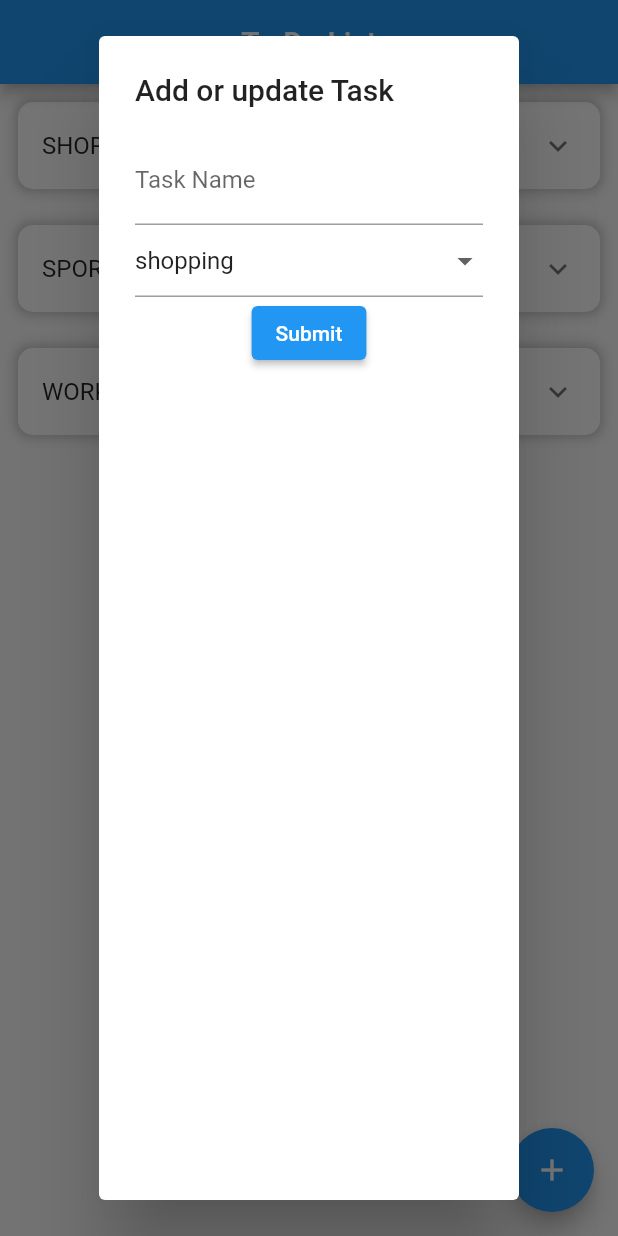
After one commit to Daymortel/flutter-todo-list, a Flutter app: the screen it shows after launch, after a tap on the "add" icon, on a phone screen of 412 x 824 dp. The commit adds this screen. Run offline on Flutter 3.47's test engine with Material 2 defaults, Android fonts, the phone set to English and light mode, and no system bars.

Commit message:
update 13h45

```diff
--- a/lib/classes/todo_list.dart
+++ b/lib/classes/todo_list.dart
@@ -8,6 +8,10 @@ abstract class Task {
   CategoryEnum category;
 
   Task(this.name, this.category);
+  void fromTask(Task task) {
+    name = task.name;
+    category = task.category;
+  }
 
   @override
   String toString() {
--- a/lib/main.dart
+++ b/lib/main.dart
@@ -17,7 +17,8 @@ class MyApp extends StatelessWidget {
       theme: ThemeData(
         primarySwatch: Colors.blue
       ),
-      home: MyFormPage(title: 'Mon premier formulaire')
+      home: MyHomePage(title: title),
+      // home: MyFormPage(title: 'Mon premier formulaire')
     );
   }
 }
--- /dev/null
+++ b/lib/widgets/add_or_update_task.dart
@@ -0,0 +1,85 @@
+import 'package:exo3/classes/todo_list.dart';
+import 'package:flutter/material.dart';
+
+class AddOrUpdateTaskPage extends StatefulWidget {
+  final Task? task;
+  AddOrUpdateTaskPage({ super.key, this.task });
+
+  @override
+  State<StatefulWidget> createState() => _AddOrUpdateTaskPageState();
+}
+
+class _AddOrUpdateTaskPageState extends State<AddOrUpdateTaskPage> {
+  final formKey = GlobalKey<FormState>();
+  final taskNameCtrl = TextEditingController();
+  final List<DropdownMenuItem> categoryItem = [];
+  CategoryEnum selectedCategory = CategoryEnum.values.first;
+
+  @override
+  void initState() {
+    categoryItem.addAll(
+      List.generate(
+        CategoryEnum.values.length,
+        (index) => DropdownMenuItem(
+          value: CategoryEnum.values[index],
+          child: Text(CategoryEnum.values[index].name)
+        )
+      )
+    );
+    taskNameCtrl.text = widget.task?.name ?? "";
+    if (widget.task != null) {
+      selectedCategory = widget.task!.category;
+    }
+    super.initState();
+  }
+
+  @override
+  Widget build(BuildContext context) {
+    return AlertDialog(
+      title: Text('Add or update Task'),
+      content: Form(
+        key: formKey,
+        child: Column(children: [
+        TextFormField(
+          decoration: InputDecoration(
+            labelText: 'Task Name',
+            hintText: 'Enter Task name'
+          ),
+          controller: taskNameCtrl,
+          validator: (value) {
+            if (value == null || value.isEmpty) {
+              return 'Please enter some text';
+            }
+            return null;
+          },
+        ),
+        DropdownButtonFormField(
+          value: selectedCategory,
+          items: categoryItem,
+          onChanged: (newValue) {
+            selectedCategory = newValue!;
+          },
+          validator: (value) => null,
+        ),
+        ElevatedButton(onPressed: () {
+          if (formKey.currentState!.validate()) {
+            Task? newTask = widget.task;
+            switch (selectedCategory) {
+              case CategoryEnum.shopping:
+                newTask = Shopping(taskNameCtrl.text);
+                break;
+              case CategoryEnum.sport:
+                newTask = Sport(taskNameCtrl.text);
+                break;
+              case CategoryEnum.work:
+                newTask = Work(taskNameCtrl.text);
+                break;
+            }
+            Navigator.pop(context, newTask);
+            ScaffoldMessenger.of(context).showSnackBar(SnackBar(content: Text('New task created')));
+          }
+        }, child: Text('Submit'))
+      ]),
+    ));
+  }
+}
--- a/lib/widgets/my_home_page.dart
+++ b/lib/widgets/my_home_page.dart
@@ -1,4 +1,5 @@
 import 'package:exo3/classes/todo_list.dart';
+import 'package:exo3/widgets/add_or_update_task.dart';
 import 'package:flutter/material.dart';
 
 class MyHomePage extends StatefulWidget {
@@ -45,6 +46,19 @@ class _MyHomePageState extends State<MyHomePage> {
                 },
               ),
               title: Text(task.name),
+              trailing: Wrap(spacing: 12, children: [
+                IconButton(
+                  icon: Icon(Icons.edit),
+                  onPressed: () => _addOrUpdateTask(task),
+                ),
+                IconButton(
+                    icon: Icon(Icons.delete),
+                    onPressed: () {
+                      setState(() {
+                        taskList.remove(task);
+                      });
+                    })
+              ]),
             ))
         .toList();
   }
@@ -73,10 +87,21 @@ class _MyHomePageState extends State<MyHomePage> {
               ]),
           child: ExpansionTile(
               title: Text(category.name.toUpperCase()),
-            children: internalContainerListView
-          )));
+              children: internalContainerListView)));
     }
     return result;
+  }
+
+  void _addOrUpdateTask([Task? task]) async {
+    Task newTask = await showDialog(
+        context: context, builder: (_) => AddOrUpdateTaskPage(task: task));
+    setState(() {
+      if (task != null) {
+        task.fromTask(newTask);
+      } else {
+        taskList.add(newTask);
+      }
+    });
   }
 
   @override
@@ -88,6 +113,11 @@ class _MyHomePageState extends State<MyHomePage> {
       ),
       body: ListView(
         children: _drawTodoList(),
-        ));
+      ),
+      floatingActionButton: FloatingActionButton(
+        child: Icon(Icons.add),
+        onPressed: () => _addOrUpdateTask(),
+      ),
+    );
   }
 }
```
Lines whose indentation alone changed are shown as unchanged.
